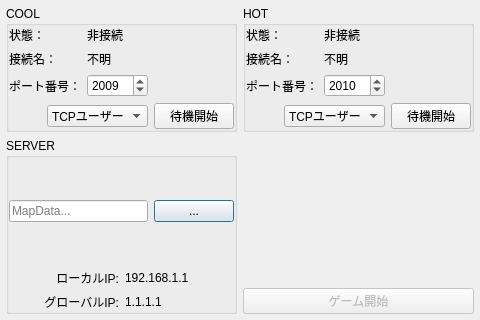
Qt form startupdialog.ui (hal1437/AsahikawaProcon-Server) before a commit.
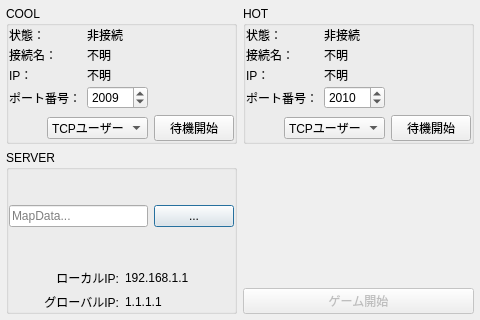
The same form after that commit.

What changed in the file:
```diff
--- a/startupdialog.ui
+++ b/startupdialog.ui
@@ -65,6 +65,9 @@
             <property name="fieldGrowthPolicy">
              <enum>QFormLayout::FieldsStayAtSizeHint</enum>
             </property>
+            <property name="verticalSpacing">
+             <number>2</number>
+            </property>
             <item row="0" column="0">
              <widget class="QLabel" name="label">
               <property name="text">
@@ -79,14 +82,14 @@
               </property>
              </widget>
             </item>
-            <item row="2" column="0">
+            <item row="3" column="0">
              <widget class="QLabel" name="label_3">
               <property name="text">
                <string>ポート番号：</string>
               </property>
              </widget>
             </item>
-            <item row="2" column="1">
+            <item row="3" column="1">
              <widget class="QSpinBox" name="CoolPortSpinBox">
               <property name="minimum">
                <number>1024</number>
@@ -113,6 +116,20 @@
               </property>
              </widget>
             </item>
+            <item row="2" column="0">
+             <widget class="QLabel" name="label_2">
+              <property name="text">
+               <string>IP：</string>
+              </property>
+             </widget>
+            </item>
+            <item row="2" column="1">
+             <widget class="QLabel" name="CoolIPLabel">
+              <property name="text">
+               <string>不明</string>
+              </property>
+             </widget>
+            </item>
            </layout>
           </item>
           <item>
@@ -229,7 +246,7 @@
         <item>
          <layout class="QGridLayout" name="gridLayout_2">
           <item row="0" column="1">
-           <widget class="QLabel" name="label_8">
+           <widget class="QLabel" name="LocalIPLabel">
             <property name="text">
              <string>192.168.1.1</string>
             </property>
@@ -328,6 +345,12 @@
             <property name="fieldGrowthPolicy">
              <enum>QFormLayout::FieldsStayAtSizeHint</enum>
             </property>
+            <property name="horizontalSpacing">
+             <number>-1</number>
+            </property>
+            <property name="verticalSpacing">
+             <number>2</number>
+            </property>
             <item row="0" column="0">
              <widget class="QLabel" name="label_5">
               <property name="text">
@@ -342,14 +365,14 @@
               </property>
              </widget>
             </item>
-            <item row="2" column="0">
+            <item row="3" column="0">
              <widget class="QLabel" name="label_7">
               <property name="text">
                <string>ポート番号：</string>
               </property>
              </widget>
             </item>
-            <item row="2" column="1">
+            <item row="3" column="1">
              <widget class="QSpinBox" name="HotPortSpinBox">
               <property name="minimum">
                <number>1024</number>
@@ -376,6 +399,20 @@
               </property>
              </widget>
             </item>
+            <item row="2" column="0">
+             <widget class="QLabel" name="label_8">
+              <property name="text">
+               <string>IP：</string>
+              </property>
+             </widget>
+            </item>
+            <item row="2" column="1">
+             <widget class="QLabel" name="HotIPLabel">
+              <property name="text">
+               <string>不明</string>
+              </property>
+             </widget>
+            </item>
            </layout>
           </item>
           <item>
```
Left out of the diff: 2 changed lines with no effect on the pictures.
